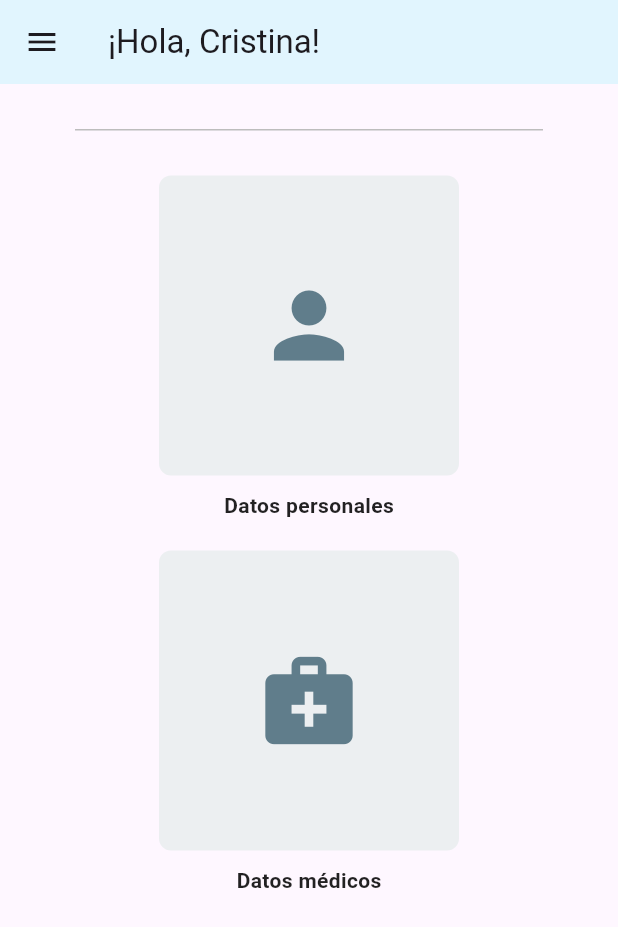
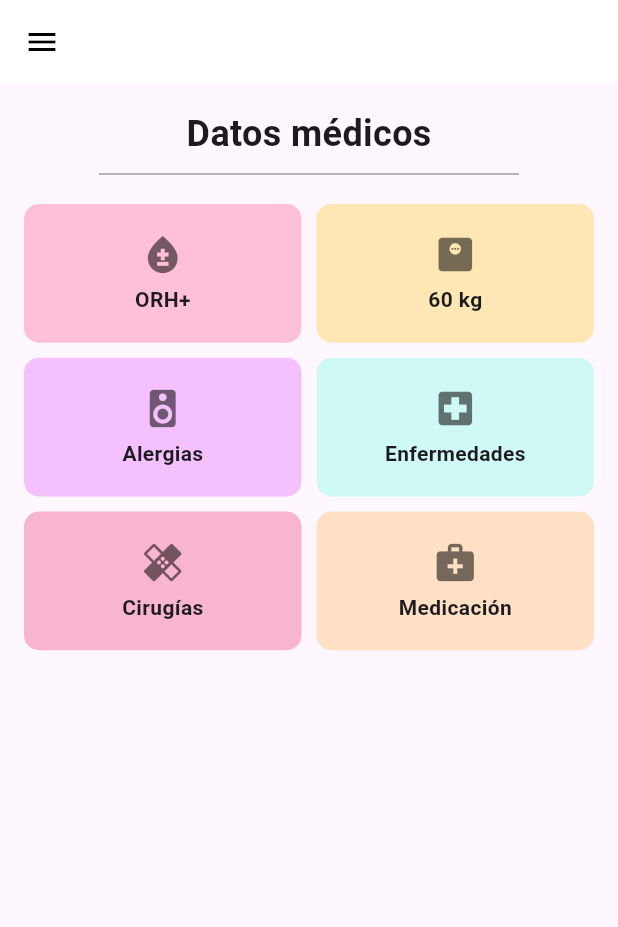
Before and after one commit to Samuel1722003/EmerScanFrontend, a Flutter app: the screen it shows after launch, in the side drawer, after a tap on "Datos personales", on a phone screen of 412 x 824 dp. Shown: the top 927 px of the screen. Run offline on Flutter 3.47's test engine with Material 3 defaults, Android fonts, the phone set to English and light mode, and no system bars.

Commit message:
Nueva pantalla

```diff
--- a/hfe_frontend/lib/routes/app_routes.dart
+++ b/hfe_frontend/lib/routes/app_routes.dart
@@ -5,7 +5,8 @@ import 'package:hfe_frontend/screens/screen.dart';
 
 class AppRoute {
   static const initialRoute = 'home';
-  static final menuOptions = <MenuOptions>{
+
+  static final List<MenuOptions> menuOptions = [
     MenuOptions(
       route: 'HomeScreen',
       title: 'HomeScreen',
@@ -25,20 +26,24 @@ class AppRoute {
       icon: Icons.login,
     ),
     MenuOptions(
-      route: 'PersonalDataScreen', // Nueva ruta para Datos personales
+      route: 'PersonalDataScreen',
       title: 'Datos personales',
       screen: const PersonalDataScreen(),
       icon: Icons.person,
     ),
-  };
+    MenuOptions(
+      route: 'MedicalDataScreen',
+      title: 'Datos Médicos',
+      screen: const ScreenMedicalData(),
+      icon: Icons.local_hospital,
+    ),
+  ];
 
   static Map<String, Widget Function(BuildContext)> getMenuRoutes() {
     Map<String, Widget Function(BuildContext)> appRoutes = {};
     appRoutes.addAll({'home': (BuildContext context) => const HomeScreen()});
     for (final options in menuOptions) {
-      appRoutes.addAll({
-        options.route: (BuildContext context) => options.screen,
-      });
+      appRoutes[options.route] = (BuildContext context) => options.screen;
     }
     return appRoutes;
   }
--- a/hfe_frontend/lib/screens/home.dart
+++ b/hfe_frontend/lib/screens/home.dart
@@ -1,5 +1,4 @@
 import 'package:flutter/material.dart';
-import 'package:hfe_frontend/screens/screen.dart';
 
 class HomeScreen extends StatelessWidget {
   const HomeScreen({super.key});
@@ -11,7 +10,7 @@ class HomeScreen extends StatelessWidget {
         title: const Text('¡Hola, Cristina!'),
         backgroundColor: Colors.lightBlue[50],
       ),
-      drawer: _buildDrawer(context), // Aquí agregamos el menú lateral
+      drawer: _buildDrawer(context), // Menú lateral
       body: _buildBody(context),
     );
   }
@@ -40,20 +39,16 @@ class HomeScreen extends StatelessWidget {
             leading: Icon(Icons.person),
             title: Text('Datos personales'),
             onTap: () {
-              Navigator.push(
-                context,
-                MaterialPageRoute(builder: (context) => const PersonalDataScreen()),
-              );
+              Navigator.pushNamed(context, 'PersonalDataScreen');
             },
           ),
 
-          // Opción Datos médicos (de ejemplo)
+          // Opción Datos médicos
           ListTile(
             leading: Icon(Icons.medical_services),
             title: Text('Datos médicos'),
             onTap: () {
-              // Por ahora no hacemos nada o podemos enviar a otra pantalla
-              Navigator.pop(context);
+              Navigator.pushNamed(context, 'MedicalDataScreen');
             },
           ),
 
@@ -88,28 +83,25 @@ class HomeScreen extends StatelessWidget {
 
           SizedBox(height: 30),
 
-          // Botón Datos personales (cuadrado)
+          // Botón Datos personales
           _buildHomeButton(
             context,
             icon: Icons.person,
             label: 'Datos personales',
             onTap: () {
-              Navigator.push(
-                context,
-                MaterialPageRoute(builder: (context) => const PersonalDataScreen()),
-              );
+              Navigator.pushNamed(context, 'PersonalDataScreen');
             },
           ),
 
           SizedBox(height: 20),
 
-          // Botón Datos médicos (cuadrado)
+          // Botón Datos médicos
           _buildHomeButton(
             context,
             icon: Icons.medical_services,
             label: 'Datos médicos',
             onTap: () {
-              // Aquí puedes navegar a otra pantalla si la tienes
+              Navigator.pushNamed(context, 'MedicalDataScreen');
             },
           ),
         ],
--- a/hfe_frontend/lib/screens/screen.dart
+++ b/hfe_frontend/lib/screens/screen.dart
@@ -5,4 +5,6 @@ export 'package:hfe_frontend/screens/error.dart';
 export 'package:hfe_frontend/screens/home.dart';
 export 'package:hfe_frontend/screens/register.dart';
 export 'package:hfe_frontend/widgets/MenuButton.dart';
+export 'package:hfe_frontend/widgets/MedicalCard.dart';
 export 'package:hfe_frontend/screens/screen_personal_data.dart';
+export 'package:hfe_frontend/screens/screen_medical_data.dart';
--- /dev/null
+++ b/hfe_frontend/lib/screens/screen_medical_data.dart
@@ -0,0 +1,96 @@
+import 'package:flutter/material.dart';
+import 'package:hfe_frontend/screens/screen.dart';
+
+class ScreenMedicalData extends StatelessWidget {
+  const ScreenMedicalData({super.key});
+
+  @override
+  Widget build(BuildContext context) {
+    return Scaffold(
+      appBar: AppBar(
+        backgroundColor: Colors.white,
+        elevation: 0,
+        iconTheme: const IconThemeData(color: Colors.black),
+      ),
+      drawer: Drawer(
+        child: ListView(
+          children: const [
+            DrawerHeader(
+              decoration: BoxDecoration(color: Colors.lightBlue),
+              child: Text(
+                'Menú',
+                style: TextStyle(color: Colors.white, fontSize: 24),
+              ),
+            ),
+            ListTile(
+              leading: Icon(Icons.home),
+              title: Text('Inicio'),
+            ),
+          ],
+        ),
+      ),
+      body: Padding(
+        padding: const EdgeInsets.all(16.0),
+        child: Column(
+          crossAxisAlignment: CrossAxisAlignment.start,
+          children: [
+            const Center(
+              child: Text(
+                'Datos médicos',
+                style: TextStyle(fontSize: 24, fontWeight: FontWeight.bold),
+              ),
+            ),
+            const Divider(
+              color: Colors.grey,
+              thickness: 1,
+              height: 20,
+              indent: 50,
+              endIndent: 50,
+            ),
+            const SizedBox(height: 10),
+            Expanded(
+              child: GridView.count(
+                crossAxisCount: 2,
+                crossAxisSpacing: 10,
+                mainAxisSpacing: 10,
+                childAspectRatio: 2,
+                children: const [
+                  MedicalCard(
+                    color: Colors.pinkAccent,
+                    icon: Icons.bloodtype,
+                    title: 'ORH+',
+                  ),
+                  MedicalCard(
+                    color: Colors.amber,
+                    icon: Icons.monitor_weight,
+                    title: '60 kg',
+                  ),
+                  MedicalCard(
+                    color: Colors.purpleAccent,
+                    icon: Icons.speaker,
+                    title: 'Alergias',
+                  ),
+                  MedicalCard(
+                    color: Colors.tealAccent,
+                    icon: Icons.local_hospital,
+                    title: 'Enfermedades',
+                  ),
+                  MedicalCard(
+                    color: Colors.pink,
+                    icon: Icons.healing,
+                    title: 'Cirugías',
+                  ),
+                  MedicalCard(
+                    color: Colors.orangeAccent,
+                    icon: Icons.medical_services,
+                    title: 'Medicación',
+                  ),
+                ],
+              ),
+            ),
+          ],
+        ),
+      ),
+    );
+  }
+}
--- /dev/null
+++ b/hfe_frontend/lib/widgets/MedicalCard.dart
@@ -0,0 +1,35 @@
+import 'package:flutter/material.dart';
+
+class MedicalCard extends StatelessWidget {
+  final Color color;
+  final IconData icon;
+  final String title;
+
+  const MedicalCard({
+    super.key,
+    required this.color,
+    required this.icon,
+    required this.title,
+  });
+
+  @override
+  Widget build(BuildContext context) {
+    return Container(
+      decoration: BoxDecoration(
+        color: color.withOpacity(0.3),
+        borderRadius: BorderRadius.circular(10),
+      ),
+      child: Column(
+        mainAxisAlignment: MainAxisAlignment.center,
+        children: [
+          Icon(icon, size: 30, color: Colors.black54),
+          const SizedBox(height: 5),
+          Text(
+            title,
+            style: const TextStyle(fontWeight: FontWeight.bold),
+          ),
+        ],
+      ),
+    );
+  }
+}
```
